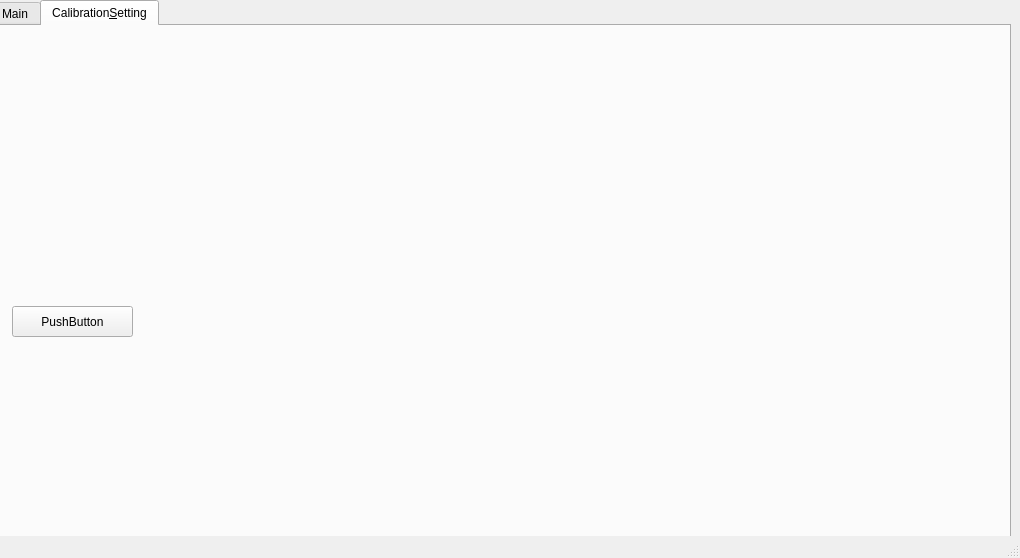
moonyoungtae/ventilator, file gui.ui: the form before one commit.
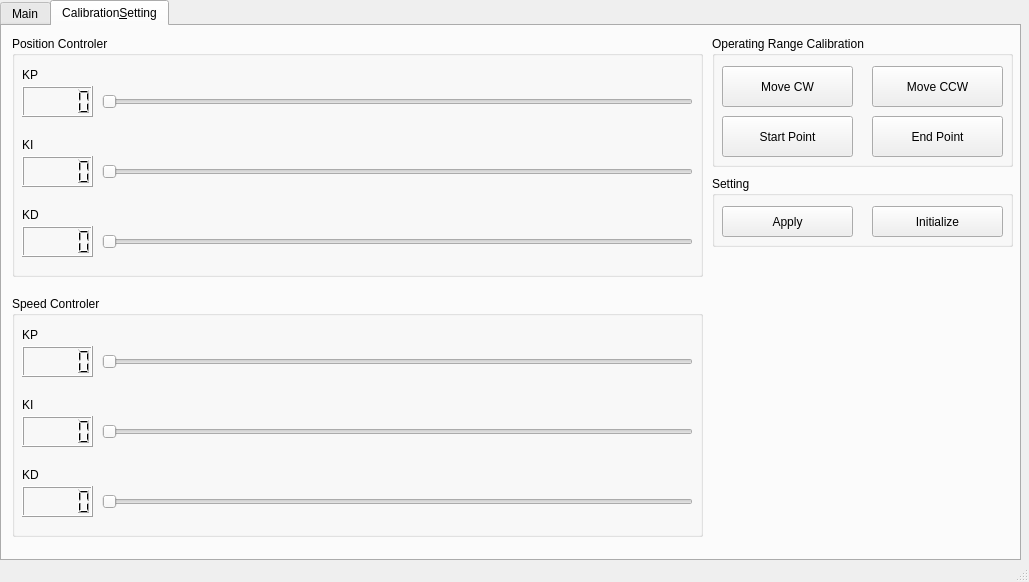
The form after the commit. The open tabs and pages were chosen to show the change.

Commit message: v1, pid controler setting added start and end postion setting added timeout error remained

```diff
--- a/gui.ui
+++ b/gui.ui
@@ -6,8 +6,8 @@
    <rect>
     <x>0</x>
     <y>0</y>
-    <width>1020</width>
-    <height>558</height>
+    <width>1029</width>
+    <height>582</height>
    </rect>
   </property>
   <property name="windowTitle">
@@ -17,10 +17,10 @@
    <widget class="QTabWidget" name="tabWidget">
     <property name="geometry">
      <rect>
-      <x>-10</x>
+      <x>0</x>
       <y>0</y>
       <width>1021</width>
-      <height>601</height>
+      <height>561</height>
      </rect>
     </property>
     <property name="sizePolicy">
@@ -292,18 +292,378 @@
      <attribute name="title">
       <string>Calibration&amp;Setting</string>
      </attribute>
-     <widget class="QPushButton" name="pushButton_4">
+     <widget class="QGroupBox" name="groupBox_7">
       <property name="geometry">
        <rect>
-        <x>20</x>
-        <y>280</y>
-        <width>121</width>
-        <height>31</height>
+        <x>10</x>
+        <y>10</y>
+        <width>691</width>
+        <height>241</height>
        </rect>
       </property>
-      <property name="text">
-       <string>PushButton</string>
+      <property name="title">
+       <string>Position Controler</string>
       </property>
+      <widget class="QSlider" name="pos_kp_slider">
+       <property name="geometry">
+        <rect>
+         <x>90</x>
+         <y>40</y>
+         <width>591</width>
+         <height>51</height>
+        </rect>
+       </property>
+       <property name="minimum">
+        <number>1</number>
+       </property>
+       <property name="maximum">
+        <number>254</number>
+       </property>
+       <property name="orientation">
+        <enum>Qt::Horizontal</enum>
+       </property>
+      </widget>
+      <widget class="QSlider" name="pos_ki_slider">
+       <property name="geometry">
+        <rect>
+         <x>90</x>
+         <y>110</y>
+         <width>591</width>
+         <height>51</height>
+        </rect>
+       </property>
+       <property name="maximum">
+        <number>254</number>
+       </property>
+       <property name="orientation">
+        <enum>Qt::Horizontal</enum>
+       </property>
+      </widget>
+      <widget class="QSlider" name="pos_kd_slider">
+       <property name="geometry">
+        <rect>
+         <x>90</x>
+         <y>180</y>
+         <width>591</width>
+         <height>51</height>
+        </rect>
+       </property>
+       <property name="maximum">
+        <number>254</number>
+       </property>
+       <property name="orientation">
+        <enum>Qt::Horizontal</enum>
+       </property>
+      </widget>
+      <widget class="QLCDNumber" name="pos_kp_lcd">
+       <property name="geometry">
+        <rect>
+         <x>10</x>
+         <y>50</y>
+         <width>71</width>
+         <height>31</height>
+        </rect>
+       </property>
+       <property name="digitCount">
+        <number>5</number>
+       </property>
+      </widget>
+      <widget class="QLabel" name="label">
+       <property name="geometry">
+        <rect>
+         <x>10</x>
+         <y>30</y>
+         <width>67</width>
+         <height>17</height>
+        </rect>
+       </property>
+       <property name="text">
+        <string>KP</string>
+       </property>
+      </widget>
+      <widget class="QLabel" name="label_2">
+       <property name="geometry">
+        <rect>
+         <x>10</x>
+         <y>100</y>
+         <width>67</width>
+         <height>17</height>
+        </rect>
+       </property>
+       <property name="text">
+        <string>KI</string>
+       </property>
+      </widget>
+      <widget class="QLCDNumber" name="pos_ki_lcd">
+       <property name="geometry">
+        <rect>
+         <x>10</x>
+         <y>120</y>
+         <width>71</width>
+         <height>31</height>
+        </rect>
+       </property>
+      </widget>
+      <widget class="QLabel" name="label_3">
+       <property name="geometry">
+        <rect>
+         <x>10</x>
+         <y>170</y>
+         <width>67</width>
+         <height>17</height>
+        </rect>
+       </property>
+       <property name="text">
+        <string>KD</string>
+       </property>
+      </widget>
+      <widget class="QLCDNumber" name="pos_kd_lcd">
+       <property name="geometry">
+        <rect>
+         <x>10</x>
+         <y>190</y>
+         <width>71</width>
+         <height>31</height>
+        </rect>
+       </property>
+      </widget>
+     </widget>
+     <widget class="QGroupBox" name="groupBox_8">
+      <property name="geometry">
+       <rect>
+        <x>10</x>
+        <y>270</y>
+        <width>691</width>
+        <height>241</height>
+       </rect>
+      </property>
+      <property name="title">
+       <string>Speed Controler</string>
+      </property>
+      <widget class="QSlider" name="speed_kp_slider">
+       <property name="geometry">
+        <rect>
+         <x>90</x>
+         <y>40</y>
+         <width>591</width>
+         <height>51</height>
+        </rect>
+       </property>
+       <property name="minimum">
+        <number>1</number>
+       </property>
+       <property name="maximum">
+        <number>254</number>
+       </property>
+       <property name="orientation">
+        <enum>Qt::Horizontal</enum>
+       </property>
+      </widget>
+      <widget class="QSlider" name="speed_ki_slider">
+       <property name="geometry">
+        <rect>
+         <x>90</x>
+         <y>110</y>
+         <width>591</width>
+         <height>51</height>
+        </rect>
+       </property>
+       <property name="maximum">
+        <number>254</number>
+       </property>
+       <property name="orientation">
+        <enum>Qt::Horizontal</enum>
+       </property>
+      </widget>
+      <widget class="QSlider" name="speed_kd_slider">
+       <property name="geometry">
+        <rect>
+         <x>90</x>
+         <y>180</y>
+         <width>591</width>
+         <height>51</height>
+        </rect>
+       </property>
+       <property name="maximum">
+        <number>254</number>
+       </property>
+       <property name="orientation">
+        <enum>Qt::Horizontal</enum>
+       </property>
+      </widget>
+      <widget class="QLCDNumber" name="speed_kp_lcd">
+       <property name="geometry">
+        <rect>
+         <x>10</x>
+         <y>50</y>
+         <width>71</width>
+         <height>31</height>
+        </rect>
+       </property>
+      </widget>
+      <widget class="QLabel" name="label_13">
+       <property name="geometry">
+        <rect>
+         <x>10</x>
+         <y>30</y>
+         <width>67</width>
+         <height>17</height>
+        </rect>
+       </property>
+       <property name="text">
+        <string>KP</string>
+       </property>
+      </widget>
+      <widget class="QLabel" name="label_14">
+       <property name="geometry">
+        <rect>
+         <x>10</x>
+         <y>100</y>
+         <width>67</width>
+         <height>17</height>
+        </rect>
+       </property>
+       <property name="text">
+        <string>KI</string>
+       </property>
+      </widget>
+      <widget class="QLCDNumber" name="speed_ki_lcd">
+       <property name="geometry">
+        <rect>
+         <x>10</x>
+         <y>120</y>
+         <width>71</width>
+         <height>31</height>
+        </rect>
+       </property>
+      </widget>
+      <widget class="QLabel" name="label_15">
+       <property name="geometry">
+        <rect>
+         <x>10</x>
+         <y>170</y>
+         <width>67</width>
+         <height>17</height>
+        </rect>
+       </property>
+       <property name="text">
+        <string>KD</string>
+       </property>
+      </widget>
+      <widget class="QLCDNumber" name="speed_kd_lcd">
+       <property name="geometry">
+        <rect>
+         <x>10</x>
+         <y>190</y>
+         <width>71</width>
+         <height>31</height>
+        </rect>
+       </property>
+      </widget>
+     </widget>
+     <widget class="QGroupBox" name="groupBox">
+      <property name="geometry">
+       <rect>
+        <x>710</x>
+        <y>10</y>
+        <width>301</width>
+        <height>131</height>
+       </rect>
+      </property>
+      <property name="title">
+       <string>Operating Range Calibration</string>
+      </property>
+      <widget class="QPushButton" name="move_cw">
+       <property name="geometry">
+        <rect>
+         <x>10</x>
+         <y>30</y>
+         <width>131</width>
+         <height>41</height>
+        </rect>
+       </property>
+       <property name="text">
+        <string>Move CW</string>
+       </property>
+      </widget>
+      <widget class="QPushButton" name="set_start">
+       <property name="geometry">
+        <rect>
+         <x>10</x>
+         <y>80</y>
+         <width>131</width>
+         <height>41</height>
+        </rect>
+       </property>
+       <property name="text">
+        <string>Start Point</string>
+       </property>
+      </widget>
+      <widget class="QPushButton" name="move_ccw">
+       <property name="geometry">
+        <rect>
+         <x>160</x>
+         <y>30</y>
+         <width>131</width>
+         <height>41</height>
+        </rect>
+       </property>
+       <property name="text">
+        <string>Move CCW</string>
+       </property>
+      </widget>
+      <widget class="QPushButton" name="set_end">
+       <property name="geometry">
+        <rect>
+         <x>160</x>
+         <y>80</y>
+         <width>131</width>
+         <height>41</height>
+        </rect>
+       </property>
+       <property name="text">
+        <string>End Point</string>
+       </property>
+      </widget>
+     </widget>
+     <widget class="QGroupBox" name="groupBox_4">
+      <property name="geometry">
+       <rect>
+        <x>710</x>
+        <y>150</y>
+        <width>301</width>
+        <height>71</height>
+       </rect>
+      </property>
+      <property name="title">
+       <string>Setting</string>
+      </property>
+      <widget class="QPushButton" name="apply_setting">
+       <property name="geometry">
+        <rect>
+         <x>10</x>
+         <y>30</y>
+         <width>131</width>
+         <height>31</height>
+        </rect>
+       </property>
+       <property name="text">
+        <string>Apply</string>
+       </property>
+      </widget>
+      <widget class="QPushButton" name="init_setting">
+       <property name="geometry">
+        <rect>
+         <x>160</x>
+         <y>30</y>
+         <width>131</width>
+         <height>31</height>
+        </rect>
+       </property>
+       <property name="text">
+        <string>Initialize</string>
+       </property>
+      </widget>
      </widget>
     </widget>
    </widget>
```
Left out of the diff: 44 changed lines with no effect on the pictures. The commit also changes 3 other files.
